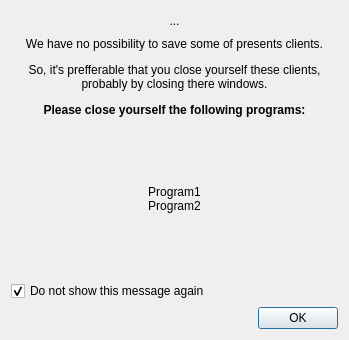
First picture: the form in resources/ui/waiting_close_user.ui, repository Houston4444/RaySession, before the edit.
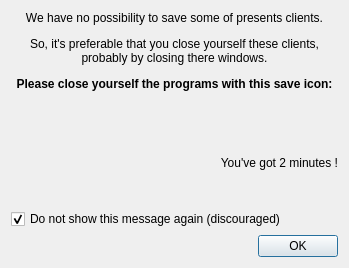
Second picture: the form after the edit. Icons and pictures are not drawn.

Commit message: restart the timer at each nosave client close in WAITING_USER status, light wait nosave client redesign

Diff of the .ui file:
```diff
--- a/resources/ui/waiting_close_user.ui
+++ b/resources/ui/waiting_close_user.ui
@@ -7,13 +7,20 @@
     <x>0</x>
     <y>0</y>
     <width>349</width>
-    <height>340</height>
+    <height>268</height>
    </rect>
   </property>
   <property name="windowTitle">
    <string>Snapshots Informations</string>
   </property>
   <layout class="QVBoxLayout" name="verticalLayout">
+   <item>
+    <widget class="QLabel" name="label">
+     <property name="text">
+      <string>&lt;html&gt;&lt;head/&gt;&lt;body&gt;&lt;p align=&quot;center&quot;&gt;We have no possibility to save some of presents clients.&lt;/p&gt;&lt;p align=&quot;center&quot;&gt;So, it's preferable that you close yourself these clients,&lt;br/&gt;probably by closing there windows.&lt;/p&gt;&lt;p align=&quot;center&quot;&gt;&lt;span style=&quot; font-weight:600;&quot;&gt;Please close yourself the programs with this save icon:&lt;/span&gt;&lt;/p&gt;&lt;/body&gt;&lt;/html&gt;</string>
+     </property>
+    </widget>
+   </item>
    <item>
     <layout class="QHBoxLayout" name="horizontalLayout">
      <item>
@@ -30,23 +37,12 @@
       </spacer>
      </item>
      <item>
-      <widget class="QToolButton" name="toolButton">
-       <property name="styleSheet">
-        <string notr="true">QToolButton::menu-indicator{ image: url(none.jpg);}
-QToolButton {border: none}</string>
-       </property>
+      <widget class="QLabel" name="labelSaveIcon">
        <property name="text">
-        <string>...</string>
+        <string/>
        </property>
-       <property name="icon">
-        <iconset resource="../resources.qrc">
-         <normaloff>:/scalable/breeze/document-nosave.svg</normaloff>:/scalable/breeze/document-nosave.svg</iconset>
-       </property>
-       <property name="iconSize">
-        <size>
-         <width>48</width>
-         <height>48</height>
-        </size>
+       <property name="pixmap">
+        <pixmap resource="../resources.qrc">:/scalable/breeze/document-nosave.svg</pixmap>
        </property>
       </widget>
      </item>
@@ -65,33 +61,6 @@
      </item>
     </layout>
    </item>
-   <item>
-    <widget class="QLabel" name="label">
-     <property name="text">
-      <string>&lt;html&gt;&lt;head/&gt;&lt;body&gt;&lt;p align=&quot;center&quot;&gt;We have no possibility to save some of presents clients.&lt;/p&gt;&lt;p align=&quot;center&quot;&gt;So, it's prefferable that you close yourself these clients,&lt;br/&gt;probably by closing there windows.&lt;/p&gt;&lt;p align=&quot;center&quot;&gt;&lt;span style=&quot; font-weight:600;&quot;&gt;Please close yourself the following programs:&lt;/span&gt;&lt;/p&gt;&lt;/body&gt;&lt;/html&gt;</string>
-     </property>
-    </widget>
-   </item>
-   <item>
-    <spacer name="verticalSpacer_2">
-     <property name="orientation">
-      <enum>Qt::Vertical</enum>
-     </property>
-     <property name="sizeHint" stdset="0">
-      <size>
-       <width>20</width>
-       <height>40</height>
-      </size>
-     </property>
-    </spacer>
-   </item>
-   <item>
-    <widget class="QLabel" name="labelClients">
-     <property name="text">
-      <string>&lt;html&gt;&lt;head/&gt;&lt;body&gt;&lt;p align=&quot;center&quot;&gt;Program1&lt;br/&gt;Program2&lt;/p&gt;&lt;/body&gt;&lt;/html&gt;</string>
-     </property>
-    </widget>
-   </item>
    <item>
     <spacer name="verticalSpacer">
      <property name="orientation">
@@ -105,10 +74,33 @@
      </property>
     </spacer>
    </item>
+   <item>
+    <widget class="QLabel" name="label_2">
+     <property name="text">
+      <string>You've got 2 minutes !</string>
+     </property>
+     <property name="alignment">
+      <set>Qt::AlignRight|Qt::AlignTrailing|Qt::AlignVCenter</set>
+     </property>
+    </widget>
+   </item>
+   <item>
+    <spacer name="verticalSpacer_2">
+     <property name="orientation">
+      <enum>Qt::Vertical</enum>
+     </property>
+     <property name="sizeHint" stdset="0">
+      <size>
+       <width>20</width>
+       <height>40</height>
+      </size>
+     </property>
+    </spacer>
+   </item>
    <item>
     <widget class="QCheckBox" name="checkBox">
      <property name="text">
-      <string>Do not show this message again</string>
+      <string>Do not show this message again (discouraged)</string>
      </property>
      <property name="checked">
       <bool>true</bool>
```
Left out of the diff: 2 changed lines with no effect on the pictures. The commit also changes 5 other files.
